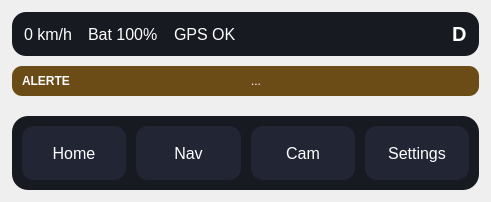
First picture: the form in mainwindow.ui, repository Eliasgnd/InterfaceGPS, before the edit.
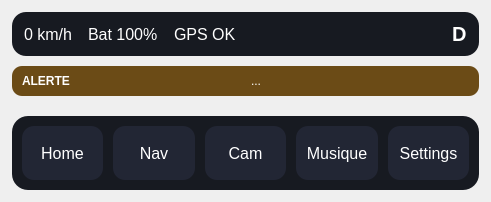
Second picture: the form after the edit.

Commit message: rajout d'une partie player musique

What changed in the file:
```diff
--- a/mainwindow.ui
+++ b/mainwindow.ui
@@ -97,6 +97,9 @@
        <item><widget class="QPushButton" name="btnHome"><property name="text"><string>Home</string></property></widget></item>
        <item><widget class="QPushButton" name="btnNav"><property name="text"><string>Nav</string></property></widget></item>
        <item><widget class="QPushButton" name="btnCam"><property name="text"><string>Cam</string></property></widget></item>
+
+       <item><widget class="QPushButton" name="btnMedia"><property name="text"><string>Musique</string></property></widget></item>
+
        <item><widget class="QPushButton" name="btnSettings"><property name="text"><string>Settings</string></property></widget></item>
       </layout>
      </widget>
```
The commit also changes 11 other files.
